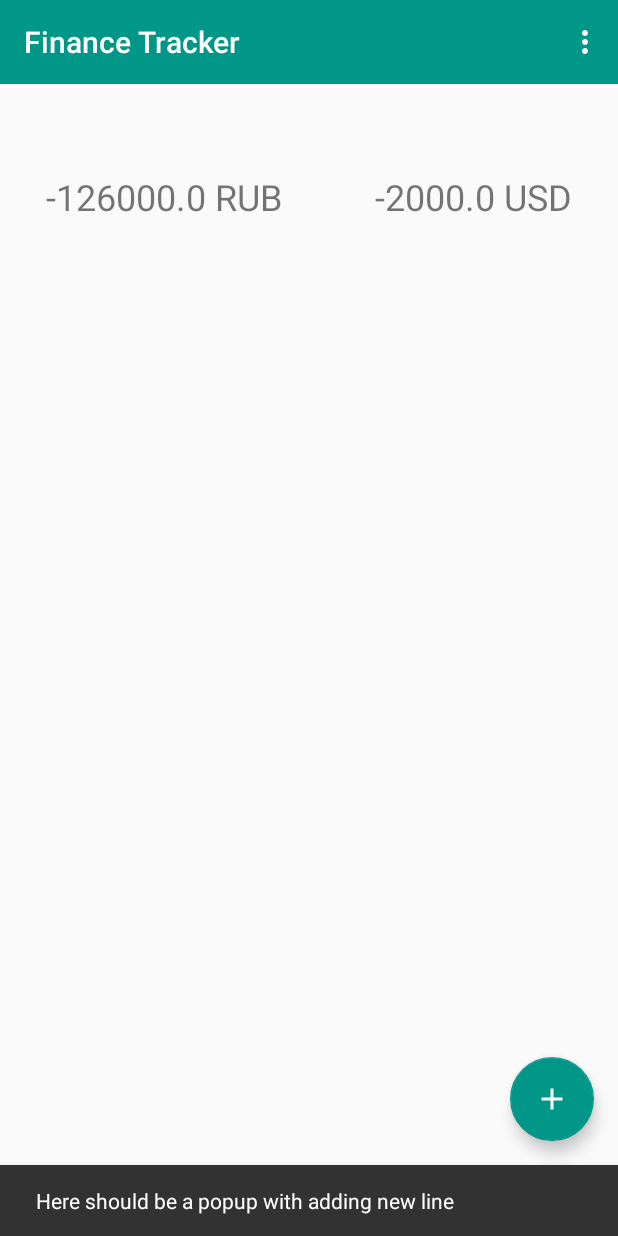
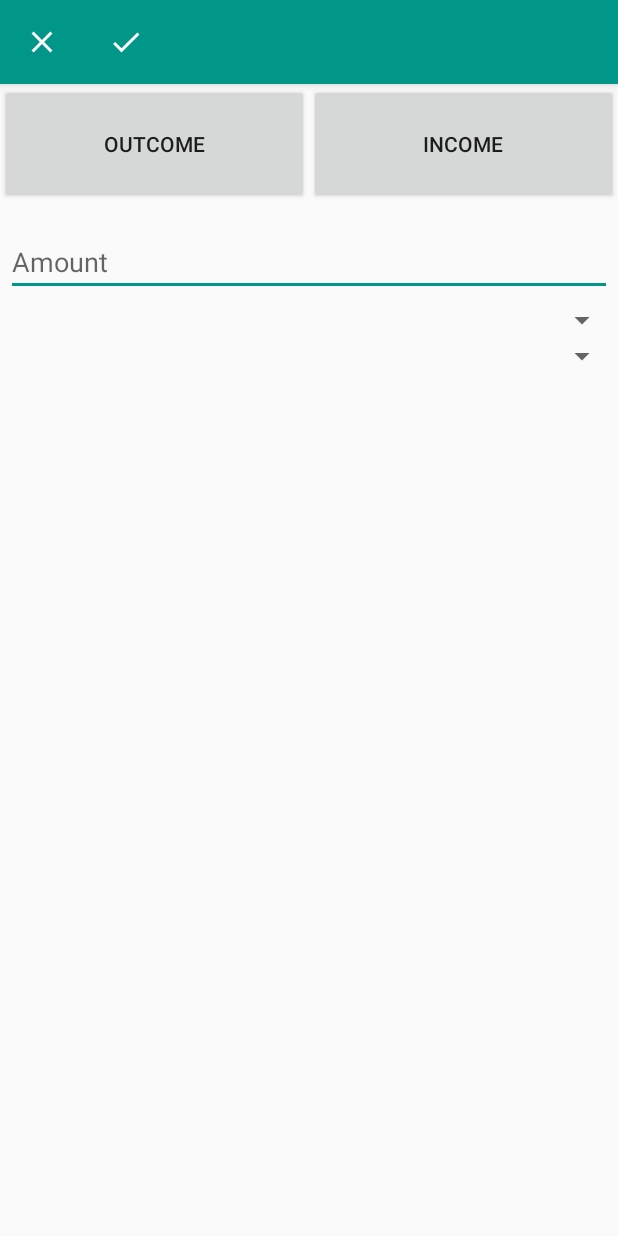
Before and after one commit to Gammanik/FinanceTracker, an Android app: the screen it shows after launch (MainActivity), after a tap on an icon or button, on a phone screen of 412 x 824 dp. Run offline under Robolectric (Android 15) with nearby library versions, the light colour scheme and no system bars.

Commit message:
added fullscreen dialog

```diff
--- a/app/build.gradle
+++ b/app/build.gradle
@@ -35,4 +35,5 @@ dependencies {
     testImplementation "junit:junit:$junit"
     androidTestImplementation "com.android.support.test:runner:$test_runner"
     androidTestImplementation "com.android.support.test.espresso:espresso-core:$espresso"
+    implementation "com.android.support:support-v4:$support_lib"
 }
--- /dev/null
+++ b/app/src/main/java/io/github/meliphant/financetracker/FullScreenDialog.kt
@@ -0,0 +1,41 @@
+package io.github.meliphant.financetracker
+
+import android.os.Bundle
+import android.support.v4.app.DialogFragment
+import android.view.LayoutInflater
+import android.view.View
+import android.view.ViewGroup
+import kotlinx.android.synthetic.main.dialog_layout.*
+
+
+class FullScreenDialog : DialogFragment() {
+
+    override fun onCreate(savedInstanceState: Bundle?) {
+        super.onCreate(savedInstanceState)
+        setStyle(DialogFragment.STYLE_NORMAL, R.style.TransactionDialog)
+    }
+
+    override fun onStart() {
+        super.onStart()
+
+        val width = ViewGroup.LayoutParams.MATCH_PARENT
+        val height = ViewGroup.LayoutParams.MATCH_PARENT
+
+        dialog!!.getWindow().setLayout(width, height)
+    }
+
+    override fun onCreateView(inflater: LayoutInflater, container: ViewGroup?,
+                              savedInstanceState: Bundle?): View? {
+        return inflater.inflate(R.layout.dialog_layout, container, false)
+    }
+
+    override fun onActivityCreated(savedInstanceState: Bundle?) {
+        super.onActivityCreated(savedInstanceState)
+        button_close?.setOnClickListener { _ -> dismiss() }
+        //TODO: save info when button_save clicked
+    }
+
+    companion object {
+        val TAG = "FullScreenDialog"
+    }
+}
--- a/app/src/main/java/io/github/meliphant/financetracker/MainActivity.kt
+++ b/app/src/main/java/io/github/meliphant/financetracker/MainActivity.kt
@@ -20,8 +20,9 @@ class MainActivity : AppCompatActivity() {
         showBalance()
 
         fab.setOnClickListener { view ->
-            Snackbar.make(view, "Here should be a popup with adding new line", Snackbar.LENGTH_LONG)
-                    .setAction("Action", null).show()
+            val dialog = FullScreenDialog()
+            val ft = supportFragmentManager.beginTransaction()
+            dialog.show(ft, FullScreenDialog.TAG)
         }
     }
 
--- /dev/null
+++ b/app/src/main/res/drawable/ic_close.xml
@@ -0,0 +1,5 @@
+<vector android:height="24dp" android:tint="#777777"
+    android:viewportHeight="24.0" android:viewportWidth="24.0"
+    android:width="24dp" xmlns:android="http://schemas.android.com/apk/res/android">
+    <path android:fillColor="#FF000000" android:pathData="M19,6.41L17.59,5 12,10.59 6.41,5 5,6.41 10.59,12 5,17.59 6.41,19 12,13.41 17.59,19 19,17.59 13.41,12z"/>
+</vector>
--- /dev/null
+++ b/app/src/main/res/drawable/ic_ok.xml
@@ -0,0 +1,5 @@
+<vector android:height="24dp" android:tint="#777777"
+    android:viewportHeight="24.0" android:viewportWidth="24.0"
+    android:width="24dp" xmlns:android="http://schemas.android.com/apk/res/android">
+    <path android:fillColor="#FF000000" android:pathData="M9,16.2L4.8,12l-1.4,1.4L9,19 21,7l-1.4,-1.4L9,16.2z"/>
+</vector>
--- /dev/null
+++ b/app/src/main/res/layout/dialog_layout.xml
@@ -0,0 +1,76 @@
+<?xml version="1.0" encoding="utf-8"?>
+<LinearLayout xmlns:android="http://schemas.android.com/apk/res/android"
+    android:layout_width="match_parent"
+    android:layout_height="match_parent"
+    android:orientation="vertical">
+
+    <android.support.design.widget.AppBarLayout
+        android:layout_width="match_parent"
+        android:layout_height="?attr/actionBarSize">
+
+        <LinearLayout
+            android:layout_width="match_parent"
+            android:layout_height="match_parent"
+            android:orientation="horizontal">
+
+            <ImageButton
+                android:id="@+id/button_close"
+                android:layout_width="?attr/actionBarSize"
+                android:layout_height="?attr/actionBarSize"
+                android:background="?attr/selectableItemBackgroundBorderless"
+                android:src="@drawable/ic_close"
+                android:tint="@android:color/white" />
+
+            <ImageButton
+                android:id="@+id/button_save"
+                android:layout_width="?attr/actionBarSize"
+                android:layout_height="?attr/actionBarSize"
+                android:background="?attr/selectableItemBackgroundBorderless"
+                android:src="@drawable/ic_ok"
+                android:tint="@android:color/white" />
+
+        </LinearLayout>
+
+    </android.support.design.widget.AppBarLayout>
+
+    <LinearLayout
+        android:layout_width="match_parent"
+        android:layout_height="wrap_content"
+        android:orientation="horizontal">
+
+        <Button
+            android:id="@+id/btn_outcome"
+            android:layout_width="0dp"
+            android:layout_height="80dp"
+            android:layout_weight="1"
+            android:text="@string/outcome"/>
+
+        <Button
+            android:id="@+id/btn_income"
+            android:layout_width="0dp"
+            android:layout_height="80dp"
+            android:layout_weight="1"
+            android:text="@string/income"/>
+
+    </LinearLayout>
+
+    <EditText
+        android:id="@+id/amount"
+        android:layout_width="match_parent"
+        android:layout_height="wrap_content"
+        android:layout_marginBottom="4dp"
+        android:layout_marginLeft="4dp"
+        android:layout_marginRight="4dp"
+        android:layout_marginTop="16dp"
+        android:hint="@string/hint_amount"
+        android:inputType="number" />
+    <Spinner
+        android:id="@+id/spinner_currency"
+        android:layout_width="match_parent"
+        android:layout_height="wrap_content" />
+    <Spinner
+        android:id="@+id/spinner_category"
+        android:layout_width="match_parent"
+        android:layout_height="wrap_content" />
+
+</LinearLayout>
--- a/app/src/main/res/values/strings.xml
+++ b/app/src/main/res/values/strings.xml
@@ -2,4 +2,7 @@
     <string name="app_name">Finance Tracker</string>
     <string name="action_settings">Settings</string>
     <string name="action_about">About</string>
+    <string name="hint_amount">Amount</string>
+    <string name="outcome">OUTCOME</string>
+    <string name="income">INCOME</string>
 </resources>
--- a/app/src/main/res/values/styles.xml
+++ b/app/src/main/res/values/styles.xml
@@ -18,4 +18,9 @@
         <item name="colorAccent">@color/colorAccent</item>
     </style>
 
+    <style name="TransactionDialog" parent="Wallet">
+        <item name="android:windowNoTitle">true</item>
+        <item name="android:windowFullscreen">true</item>
+        <item name="android:windowIsFloating">false</item>
+    </style>
 </resources>
```
